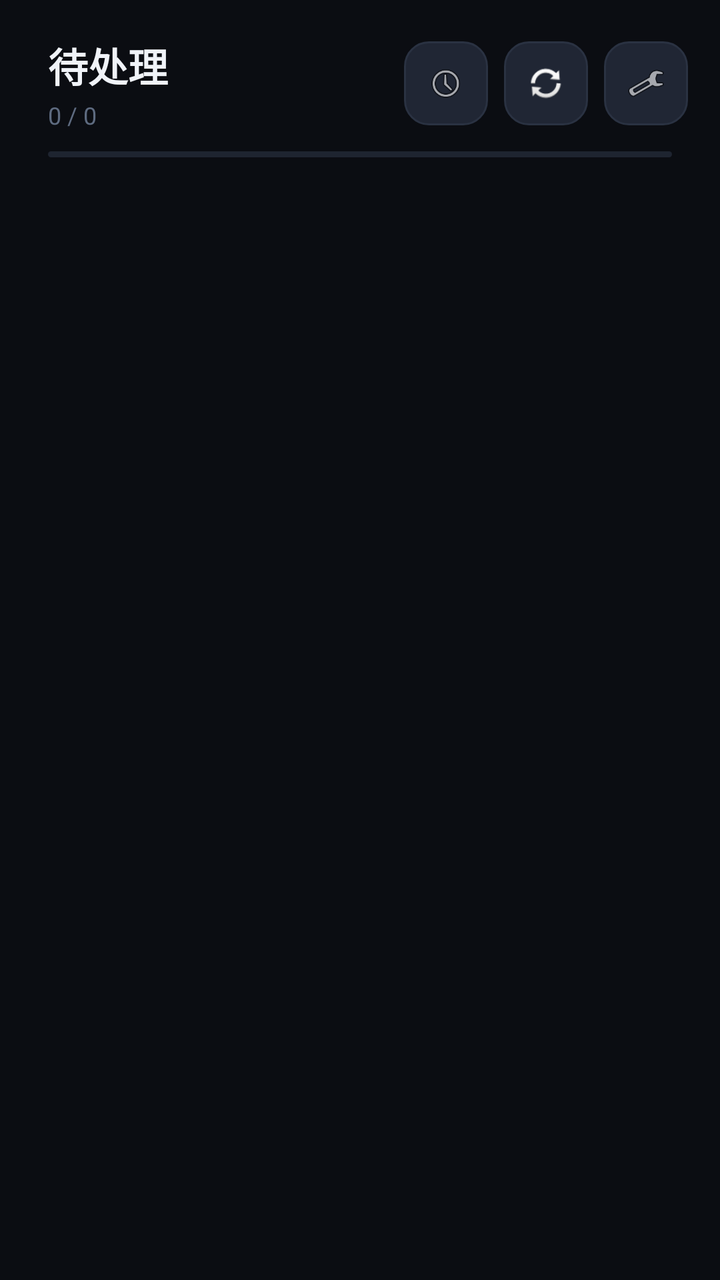
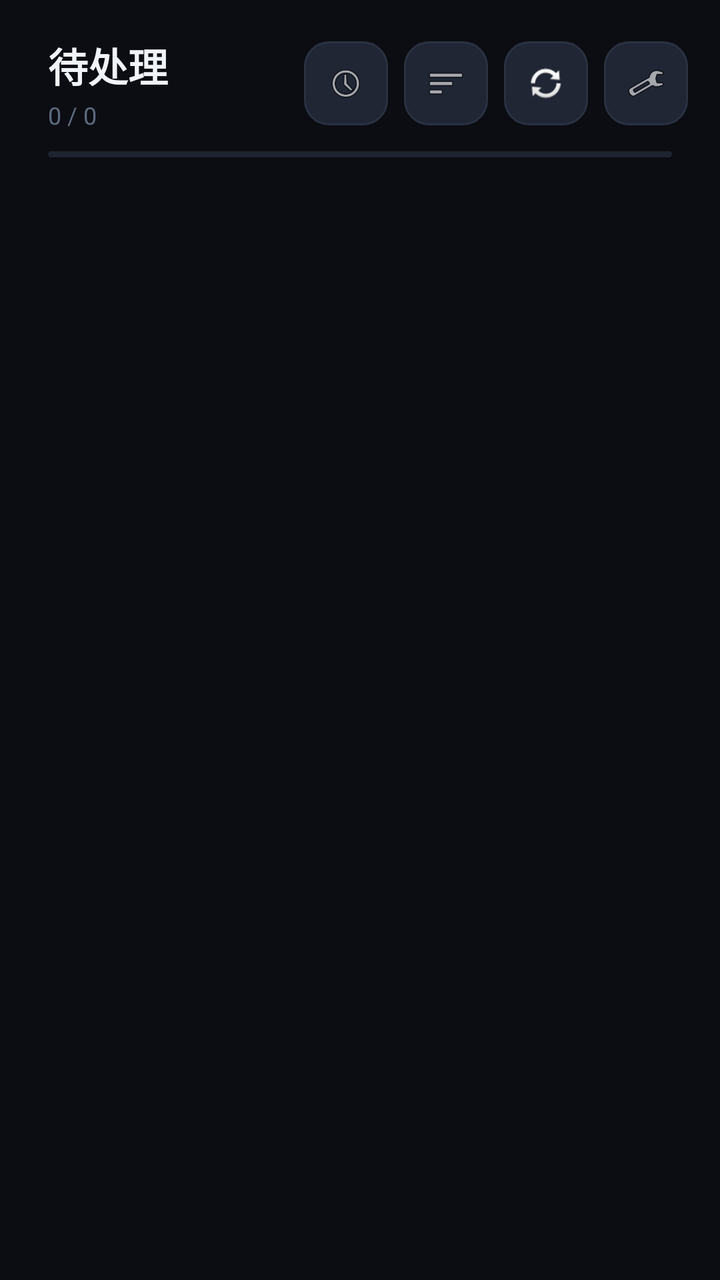

Before-and-after screenshots of an Android layout around one commit, followed by the original layout XML and the change that was made.
<!-- AndroidManifest.xml: application theme Theme.Nchat -->
<!-- res/layout/activity_main.xml -->
<?xml version="1.0" encoding="utf-8"?>
<LinearLayout xmlns:android="http://schemas.android.com/apk/res/android"
    android:id="@+id/root"
    android:layout_width="match_parent"
    android:layout_height="match_parent"
    android:orientation="vertical"
    android:background="@color/bg">

    
    <LinearLayout
        android:layout_width="match_parent"
        android:layout_height="wrap_content"
        android:orientation="horizontal"
        android:gravity="center_vertical"
        android:paddingStart="24dp"
        android:paddingEnd="16dp"
        android:paddingTop="18dp"
        android:paddingBottom="10dp">

        <LinearLayout
            android:layout_width="0dp"
            android:layout_weight="1"
            android:layout_height="wrap_content"
            android:orientation="vertical">
            <TextView
                android:id="@+id/tvProgressTitle"
                android:layout_width="wrap_content"
                android:layout_height="wrap_content"
                android:text="待处理"
                android:textColor="@color/text_primary"
                android:textSize="20sp"
                android:textStyle="bold" />
            <TextView
                android:id="@+id/tvProgressSub"
                android:layout_width="wrap_content"
                android:layout_height="wrap_content"
                android:layout_marginTop="2dp"
                style="@style/MetaText"
                android:text="0 / 0" />
        </LinearLayout>

        <ImageButton
            android:id="@+id/btnHistory"
            android:layout_width="42dp"
            android:layout_height="42dp"
            android:background="@drawable/bg_button_ghost"
            android:src="@android:drawable/ic_menu_recent_history"
            android:contentDescription="历史记录"
            android:scaleType="centerInside"
            android:padding="11dp" />

        <ImageButton
            android:id="@+id/btnRefresh"
            android:layout_width="42dp"
            android:layout_height="42dp"
            android:layout_marginStart="8dp"
            android:background="@drawable/bg_button_ghost"
            android:src="@android:drawable/ic_popup_sync"
            android:contentDescription="刷新"
            android:scaleType="centerInside"
            android:padding="11dp" />

        <ImageButton
            android:id="@+id/btnSettings"
            android:layout_width="42dp"
            android:layout_height="42dp"
            android:layout_marginStart="8dp"
            android:background="@drawable/bg_button_ghost"
            android:src="@android:drawable/ic_menu_manage"
            android:contentDescription="设置"
            android:scaleType="centerInside"
            android:padding="11dp" />
    </LinearLayout>

    
    <ProgressBar
        android:id="@+id/progressBar"
        style="?android:attr/progressBarStyleHorizontal"
        android:layout_width="match_parent"
        android:layout_height="3dp"
        android:layout_marginStart="24dp"
        android:layout_marginEnd="24dp"
        android:progressDrawable="@drawable/progress_line"
        android:max="100"
        android:progress="0" />

    
    <FrameLayout
        android:layout_width="match_parent"
        android:layout_height="0dp"
        android:layout_weight="1">

        <androidx.viewpager2.widget.ViewPager2
            android:id="@+id/viewPager"
            android:layout_width="match_parent"
            android:layout_height="match_parent" />

        
        <LinearLayout
            android:id="@+id/layoutEmpty"
            android:layout_width="match_parent"
            android:layout_height="match_parent"
            android:gravity="center"
            android:orientation="vertical"
            android:visibility="gone">
            <TextView
                android:id="@+id/tvEmptyIcon"
                android:layout_width="wrap_content"
                android:layout_height="wrap_content"
                android:text="✓"
                android:textSize="56sp"
                android:textColor="@color/text_tertiary" />
            <TextView
                android:id="@+id/tvEmptyTitle"
                android:layout_width="wrap_content"
                android:layout_height="wrap_content"
                android:layout_marginTop="14dp"
                android:text="全部处理完了"
                android:textColor="@color/text_secondary"
                android:textSize="16sp" />
            <TextView
                android:id="@+id/tvEmptyHint"
                android:layout_width="wrap_content"
                android:layout_height="wrap_content"
                android:layout_marginTop="8dp"
                style="@style/MetaText"
                android:gravity="center"
                android:text="" />
        </LinearLayout>

        
        <LinearLayout
            android:id="@+id/layoutNeedSetup"
            android:layout_width="match_parent"
            android:layout_height="match_parent"
            android:gravity="center"
            android:orientation="vertical"
            android:padding="36dp"
            android:visibility="gone">
            <TextView
                android:layout_width="wrap_content"
                android:layout_height="wrap_content"
                android:text="尚未激活"
                android:textColor="@color/text_primary"
                android:textSize="19sp"
                android:textStyle="bold" />
            <TextView
                android:id="@+id/tvSetupDesc"
                android:layout_width="match_parent"
                android:layout_height="wrap_content"
                android:layout_marginTop="12dp"
                android:gravity="center"
                android:textColor="@color/text_secondary"
                android:textSize="14sp"
                android:lineSpacingExtra="4dp"
                android:text="需要部署系统守护模块才能读取通知" />
            <Button
                android:id="@+id/btnSetup"
                android:layout_width="wrap_content"
                android:layout_height="48dp"
                android:layout_marginTop="26dp"
                android:paddingStart="32dp"
                android:paddingEnd="32dp"
                android:background="@drawable/bg_button_primary"
                android:text="一键激活"
                android:textAllCaps="false"
                android:textColor="#FFFFFF"
                android:textSize="15sp" />
        </LinearLayout>
    </FrameLayout>

    
    <LinearLayout
        android:id="@+id/layoutBottom"
        android:layout_width="match_parent"
        android:layout_height="wrap_content"
        android:orientation="vertical"
        android:visibility="gone">

    
    <LinearLayout
        android:id="@+id/rowChannel"
        android:layout_width="match_parent"
        android:layout_height="wrap_content"
        android:orientation="horizontal"
        android:gravity="center_vertical"
        android:layout_marginStart="22dp"
        android:layout_marginEnd="22dp"
        android:layout_marginBottom="6dp"
        android:paddingStart="14dp"
        android:paddingEnd="10dp"
        android:paddingTop="9dp"
        android:paddingBottom="9dp"
        android:background="@drawable/bg_channel_row"
        android:visibility="gone">

        <LinearLayout
            android:layout_width="0dp"
            android:layout_weight="1"
            android:layout_height="wrap_content"
            android:orientation="vertical">

            <TextView
                android:id="@+id/tvChannelLabel"
                android:layout_width="wrap_content"
                android:layout_height="wrap_content"
                android:text="通知渠道"
                style="@style/MetaText" />

            <TextView
                android:id="@+id/tvChannelName"
                android:layout_width="match_parent"
                android:layout_height="wrap_content"
                android:layout_marginTop="1dp"
                android:textColor="@color/text_primary"
                android:textSize="13sp"
                android:maxLines="1"
                android:ellipsize="end"
                android:text="" />
        </LinearLayout>

        <TextView
            android:id="@+id/tvChannelState"
            android:layout_width="wrap_content"
            android:layout_height="wrap_content"
            android:layout_marginEnd="4dp"
            style="@style/MetaText"
            android:text="" />

        <androidx.appcompat.widget.SwitchCompat
            android:id="@+id/swChannel"
            android:layout_width="wrap_content"
            android:layout_height="wrap_content"
            android:minWidth="0dp"
            android:minHeight="0dp" />
    </LinearLayout>

    
    <LinearLayout
        android:id="@+id/layoutActions"
        android:layout_width="match_parent"
        android:layout_height="wrap_content"
        android:orientation="vertical"
        android:paddingStart="18dp"
        android:paddingEnd="18dp"
        android:paddingTop="4dp"
        android:paddingBottom="10dp">

        
        <LinearLayout
            android:id="@+id/rowPrimary"
            android:layout_width="match_parent"
            android:layout_height="wrap_content"
            android:orientation="vertical" />

        
        <LinearLayout
            android:id="@+id/rowSecondary"
            android:layout_width="match_parent"
            android:layout_height="wrap_content"
            android:orientation="vertical" />
    </LinearLayout>

        
        <TextView
            android:id="@+id/tvAiStatus"
            android:layout_width="match_parent"
            android:layout_height="22dp"
            android:gravity="center"
            android:singleLine="true"
            android:ellipsize="end"
            android:textSize="12sp"
            android:textColor="@color/text_tertiary"
            android:text="" />
    </LinearLayout>
</LinearLayout>
<!-- resources referenced by this layout -->
<resources>
  <color name="bg">#0B0D12</color>
  <color name="text_primary">#F0F3F8</color>
  <color name="text_secondary">#9AA5B8</color>
  <color name="text_tertiary">#5E6B80</color>
  <!-- drawable bg_button_ghost (drawable) -->
  <?xml version="1.0" encoding="utf-8"?>
  <shape xmlns:android="http://schemas.android.com/apk/res/android"
      android:shape="rectangle">
      <solid android:color="@color/btn_ghost" />
      <corners android:radius="12dp" />
      <stroke android:width="1dp" android:color="@color/stroke" />
  </shape>
  <!-- drawable bg_button_primary (drawable) -->
  <?xml version="1.0" encoding="utf-8"?>
  <shape xmlns:android="http://schemas.android.com/apk/res/android"
      android:shape="rectangle">
      <solid android:color="@color/accent" />
      <corners android:radius="12dp" />
  </shape>
  <!-- drawable bg_channel_row (drawable) -->
  <?xml version="1.0" encoding="utf-8"?>
  <shape xmlns:android="http://schemas.android.com/apk/res/android"
      android:shape="rectangle">
      <solid android:color="@color/surface" />
      <corners android:radius="12dp" />
      <stroke android:width="1dp" android:color="#18FFFFFF" />
  </shape>
  <!-- drawable progress_line (drawable) -->
  <?xml version="1.0" encoding="utf-8"?>
  <layer-list xmlns:android="http://schemas.android.com/apk/res/android">
      <item android:id="@android:id/background">
          <shape android:shape="rectangle">
              <solid android:color="@color/surface_high" />
              <corners android:radius="2dp" />
          </shape>
      </item>
      <item android:id="@android:id/progress">
          <clip>
              <shape android:shape="rectangle">
                  <solid android:color="@color/accent" />
                  <corners android:radius="2dp" />
              </shape>
          </clip>
      </item>
  </layer-list>
  <style name="MetaText">
          <item name="android:textSize">12sp</item>
          <item name="android:textColor">@color/text_tertiary</item>
      </style>
  <style name="Theme.Nchat" parent="Theme.Material3.Dark.NoActionBar">
          <item name="android:statusBarColor">@color/bg</item>
          <item name="android:navigationBarColor">@color/bg</item>
          <item name="android:windowBackground">@color/bg</item>
          <item name="colorPrimary">@color/accent</item>
          <item name="colorSurface">@color/surface</item>
          <item name="android:textColorPrimary">@color/text_primary</item>
          <item name="android:textColorSecondary">@color/text_secondary</item>
      </style>
  <color name="btn_ghost">#202634</color>
  <color name="stroke">#2A3242</color>
  <color name="accent">#5B8DEF</color>
  <color name="surface">#151922</color>
  <color name="surface_high">#1E2430</color>
</resources>

<!-- the commit's change to res/layout/activity_main.xml (unified diff, before → after) -->
@@ -49,6 +49,16 @@
             android:scaleType="centerInside"
             android:padding="11dp" />
 
+        <ImageButton
+            android:id="@+id/btnStats"
+            android:layout_width="42dp"
+            android:layout_height="42dp"
+            android:layout_marginStart="8dp"
+            android:background="@drawable/bg_button_ghost"
+            android:src="@android:drawable/ic_menu_sort_by_size"
+            android:contentDescription="统计"
+            android:scaleType="centerInside"
+            android:padding="11dp" />
         <ImageButton
             android:id="@+id/btnRefresh"
             android:layout_width="42dp"
@@ -258,7 +268,7 @@
             android:id="@+id/rowSecondary"
             android:layout_width="match_parent"
             android:layout_height="wrap_content"
-            android:orientation="vertical" />
+            android:orientation="horizontal" />
     </LinearLayout>
 
         
